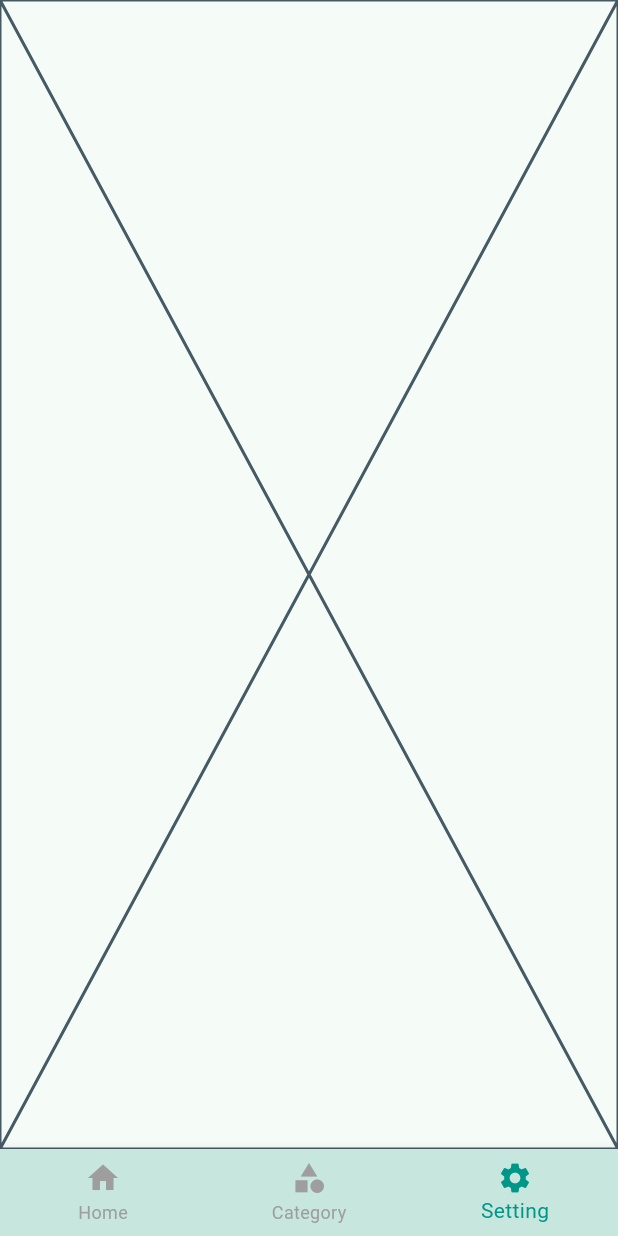
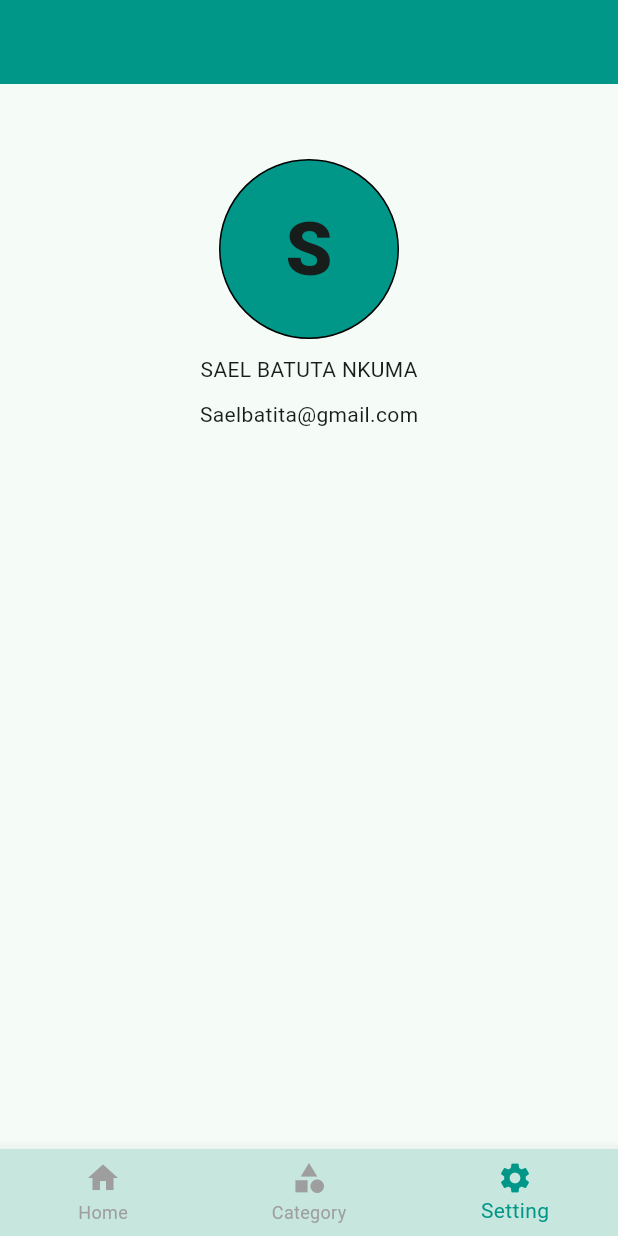
Before and after one commit to Batutankuma/fakeshop, a Flutter app: the screen it shows after launch, item 3 of the bottom bar chosen, on a phone screen of 412 x 824 dp. Run offline on Flutter 3.47's test engine with Material 2 defaults, Android fonts, the phone set to English and light mode, and no system bars; network calls fail.

Commit message:
add setting

```diff
--- a/lib/components/navigation_view.dart
+++ b/lib/components/navigation_view.dart
@@ -1,5 +1,6 @@
 import 'package:fakeshop/views/category_view.dart';
 import 'package:fakeshop/views/home_views.dart';
+import 'package:fakeshop/views/setting_view.dart';
 import 'package:flutter/material.dart';
 
 class NavigationBarView extends StatefulWidget{
@@ -11,7 +12,7 @@ class NavigationBarView extends StatefulWidget{
 
 class _NavigationBarViewState extends State<NavigationBarView> {
   //list of the page or view navigator
-  List<Widget> viewUI = [HomeView(),CategoryView(),Placeholder()];
+  List<Widget> viewUI = [HomeView(),CategoryView(),SettingView()];
 
   //init index view page
   int indexView = 0;
--- a/lib/main.dart
+++ b/lib/main.dart
@@ -12,7 +12,7 @@ class MyApp extends StatelessWidget {
   @override
   Widget build(BuildContext context) {
     return MaterialApp(
-      title: 'Flutter Demo',
+      title: 'FakeShop',
       theme: ThemeData(
         bottomNavigationBarTheme: const BottomNavigationBarThemeData(
           backgroundColor: Color.fromARGB(255, 198, 230, 222),
--- a/lib/views/category_view.dart
+++ b/lib/views/category_view.dart
@@ -31,6 +31,10 @@ class CategoryViewState extends State<CategoryView>
     return Scaffold(
       appBar: AppBar(
         title: const Text("Category", style: TextStyle(fontWeight: FontWeight.w700)),
+        actions: const [
+          IconButton(onPressed: null, icon: Icon(Icons.search)),
+          IconButton(onPressed: null, icon: Icon(Icons.shop))
+        ],
         bottom: TabBar(
           controller: _tabController,
           tabs: const <Widget>[
--- /dev/null
+++ b/lib/views/setting_view.dart
@@ -0,0 +1,39 @@
+import 'package:flutter/material.dart';
+
+class SettingView extends StatelessWidget {
+  @override
+  Widget build(BuildContext context) {
+    return Scaffold(
+      appBar: AppBar(),
+      body: Column(
+        children: [
+          const SizedBox(height: 50),
+          Center(
+            child: Container(
+              width: 120,
+              height: 120,
+              alignment: Alignment.center,
+              decoration: BoxDecoration(
+                  border: Border.all(color: Colors.black),
+                  borderRadius: BorderRadius.circular(100),
+                  color: Colors.teal),
+              child: const Center(
+                child: Text("S",
+                    style:
+                        TextStyle(fontWeight: FontWeight.w800, fontSize: 50)),
+              ),
+            ),
+          ),
+          const SizedBox(height: 10),
+          Center(
+            child: Text("Sael Batuta Nkuma".toUpperCase()),
+          ),
+          const SizedBox(height: 10),
+          const Center(
+            child: Text("Saelbatita@gmail.com"),
+          )
+        ],
+      ),
+    );
+  }
+}
```
